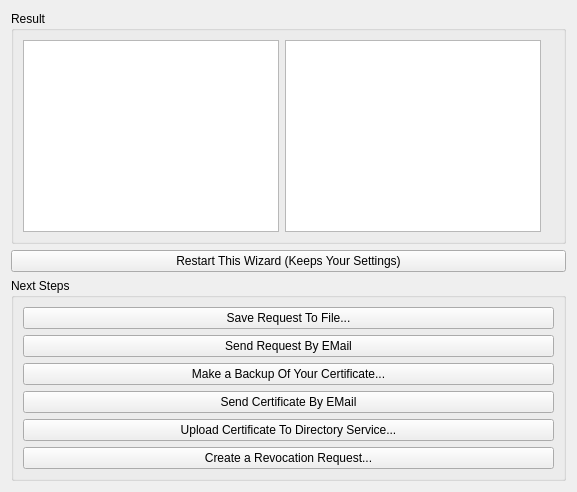
Above: newcertificatewizard/resultpage.ui from sensama/kleopatra before the change. Below: the same form after it.
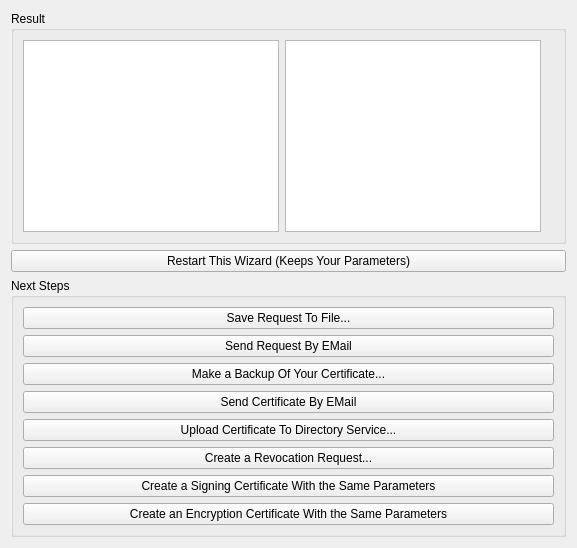
That is the form after the change. Custom widgets are drawn as their Qt base class.

Commit message: Suggest to create an encryptio-only certificate with the same parameters if a signing-only cert has been created just now, and vice versa.

The edit to the form file:
```diff
--- a/newcertificatewizard/resultpage.ui
+++ b/newcertificatewizard/resultpage.ui
@@ -36,7 +36,7 @@
    <item>
     <widget class="QPushButton" name="restartWizardPB" >
      <property name="text" >
-      <string>Restart This Wizard (Keeps Your Settings)</string>
+      <string>Restart This Wizard (Keeps Your Parameters)</string>
      </property>
     </widget>
    </item>
@@ -88,6 +88,20 @@
         </property>
        </widget>
       </item>
+      <item>
+       <widget class="QPushButton" name="createSigningCertificatePB" >
+        <property name="text" >
+         <string>Create a Signing Certificate With the Same Parameters</string>
+        </property>
+       </widget>
+      </item>
+      <item>
+       <widget class="QPushButton" name="createEncryptionCertificatePB" >
+        <property name="text" >
+         <string>Create an Encryption Certificate With the Same Parameters</string>
+        </property>
+       </widget>
+      </item>
      </layout>
     </widget>
    </item>
```
Left out of the diff: 52 changed lines with no effect on the pictures. The commit also changes 2 other files.
